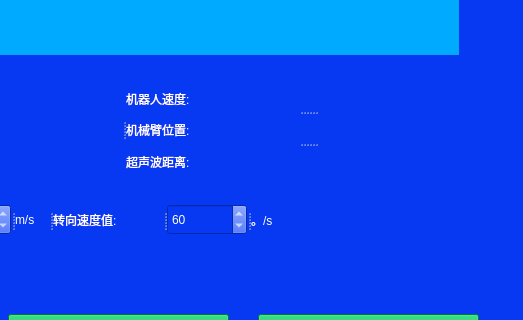
The window that robot_ui.ui (TaylorXin/RobomasterEp_GetTennis) describes before a commit, drawn with Qt 5; both pictures show x 262 to 785 and y 346 to 666 of the 785 by 827 pixel window.
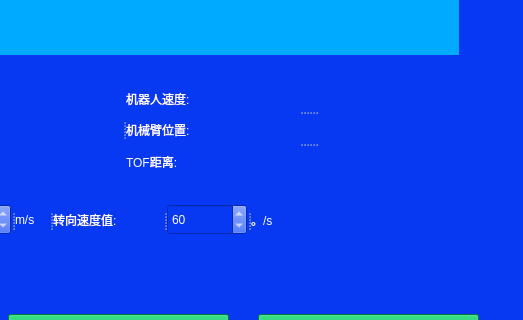
The same window after the commit.

```diff
--- a/robot_ui.ui
+++ b/robot_ui.ui
@@ -211,7 +211,7 @@
     </widget>
     <widget class="QLabel" name="label_tof">
      <property name="text">
-      <string>超声波距离:</string>
+      <string>TOF距离:</string>
      </property>
     </widget>
    </widget>
```
